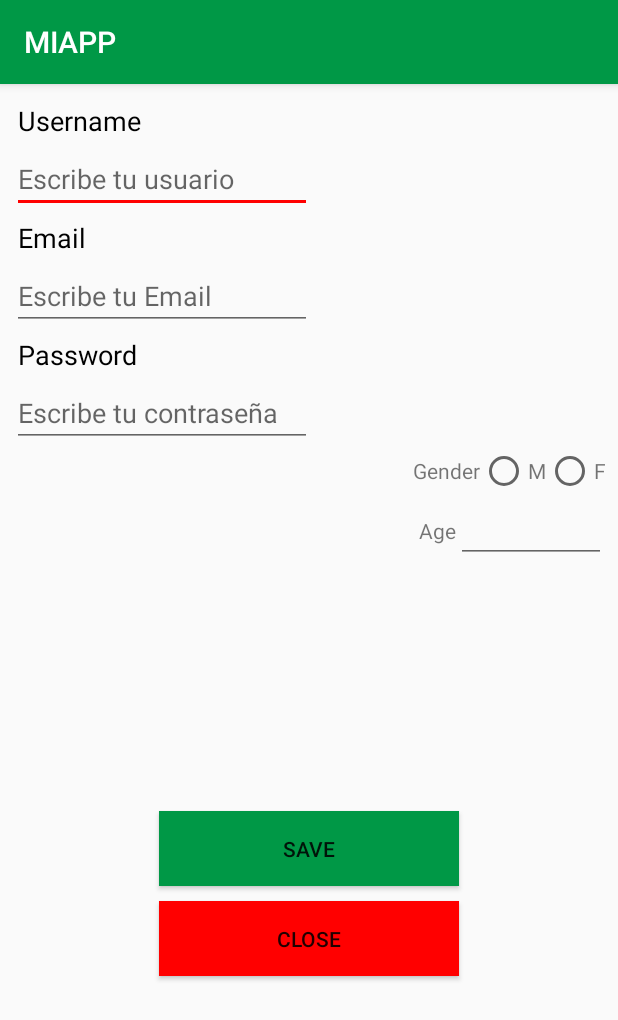
After one commit to AlvaroZar/Mi-Primera-App, an Android app: the ProfileActivity screen opened directly, with no data from a screen before it, on a phone screen of 412 x 824 dp. The commit adds this screen. Shown: the top 1020 px of the screen. Run offline under Robolectric (Android 15) with nearby library versions, the phone set to English and light mode, and no system bars.

Commit message:
Mi Primera App EJR2

```diff
--- a/MiPrimeraApp/app/src/main/AndroidManifest.xml
+++ b/MiPrimeraApp/app/src/main/AndroidManifest.xml
@@ -16,6 +16,8 @@
                 <category android:name="android.intent.category.LAUNCHER" />
             </intent-filter>
         </activity>
+        <activity android:name=".SecondActivity"></activity>
+        <activity android:name=".ProfileActivity"></activity>
     </application>
 
 </manifest>
--- /dev/null
+++ b/MiPrimeraApp/app/src/main/java/miprimeraap/andriod/teaching/com/miprimeraapp/ProfileActivity.java
@@ -0,0 +1,17 @@
+package miprimeraap.andriod.teaching.com.miprimeraapp;
+
+import android.app.Application;
+import android.os.Bundle;
+import android.support.v7.app.AppCompatActivity;
+import android.widget.EditText;
+
+public class ProfileActivity  extends AppCompatActivity{
+    @Override
+    protected void onCreate(Bundle savedInstanceState){
+        super.onCreate(savedInstanceState);
+        setContentView(R.layout.activity_profile);
+        EditText usernameEdidtex= findViewById(R.id.username);
+        usernameEdidtex.getText().toString();
+    }
+
+}
--- /dev/null
+++ b/MiPrimeraApp/app/src/main/res/layout/activity_profile.xml
@@ -0,0 +1,125 @@
+<?xml version="1.0" encoding="utf-8"?>
+<LinearLayout xmlns:android="http://schemas.android.com/apk/res/android"
+    android:layout_width="match_parent"
+    android:layout_height="match_parent"
+    android:orientation="vertical"
+    android:padding="8dp"
+    >
+
+    <TextView
+        android:layout_width="wrap_content"
+        android:layout_height="wrap_content"
+        android:text="@string/username"
+        android:textSize="18sp"
+        android:padding="4dp"
+        android:textColor="@color/color"
+
+
+        />
+    <EditText
+        android:id="@+id/username"
+        android:layout_width="200dp"
+        android:layout_height="wrap_content"
+        android:inputType="text"
+        android:hint="@string/ponerusuario"
+        />
+    <TextView
+        android:layout_width="wrap_content"
+        android:layout_height="wrap_content"
+        android:text="@string/email"
+        android:textSize="18sp"
+        android:padding="4dp"
+        android:textColor="@color/color"
+
+
+        />
+    <EditText
+        android:layout_width="200dp"
+        android:layout_height="wrap_content"
+        android:inputType="textEmailAddress"
+        android:hint="@string/poneremail"
+        />
+
+
+    <TextView
+        android:layout_width="wrap_content"
+        android:layout_height="wrap_content"
+        android:text="@string/password"
+        android:textSize="18sp"
+        android:padding="4dp"
+        android:textColor="@color/color"
+
+        />
+    <EditText
+        android:layout_width="200dp"
+        android:layout_height="wrap_content"
+        android:inputType="textPassword"
+        android:hint="@string/ponercontraseña"
+        />
+
+      <RadioGroup
+        android:layout_width="wrap_content"
+        android:layout_height="wrap_content"
+          android:layout_gravity="end"
+          android:orientation="horizontal"
+          >
+          <TextView
+              android:layout_width="wrap_content"
+              android:layout_height="wrap_content"
+              android:text="Gender"/>
+      <RadioButton
+        android:layout_width="wrap_content"
+        android:layout_height="wrap_content"
+          />
+          <TextView
+              android:layout_width="wrap_content"
+              android:layout_height="wrap_content"
+              android:text="M"/>
+      <RadioButton
+        android:layout_width="wrap_content"
+        android:layout_height="wrap_content" />
+          <TextView
+              android:layout_width="wrap_content"
+              android:layout_height="wrap_content"
+              android:text="F"/>
+      </RadioGroup>
+    <LinearLayout
+        android:layout_width="wrap_content"
+        android:layout_height="wrap_content"
+        android:orientation="horizontal"
+        android:layout_gravity="end"
+        >
+        <TextView
+            android:layout_width="wrap_content"
+            android:layout_height="wrap_content"
+            android:text="Age"
+            />
+        <EditText
+            android:layout_width="100dp"
+            android:layout_height="wrap_content" />
+
+    </LinearLayout>
+
+    <LinearLayout
+        android:layout_width="match_parent"
+        android:layout_height="match_parent"
+        android:gravity="center"
+        android:orientation="vertical"
+        >
+        <Button
+            android:layout_width="200dp"
+            android:layout_height="50dp"
+            android:background="@color/colorPrimary"
+            android:text="Save"
+            android:layout_marginBottom="10dp"
+            />
+        <Button
+            android:layout_width="200dp"
+            android:layout_height="50dp"
+            android:background="@color/color2"
+            android:text="Close"
+            />
+
+    </LinearLayout>
+
+</LinearLayout>
--- a/MiPrimeraApp/app/src/main/res/values/colors.xml
+++ b/MiPrimeraApp/app/src/main/res/values/colors.xml
@@ -2,6 +2,6 @@
 <resources>
     <color name="colorPrimary"> #009846</color>
     <color name="colorPrimaryDark"> #009999</color>
-    <color name="colorAccent">#FF4081</color>
-    <color name="color">#FFFF00</color>
+    <color name="color2">#FF00</color>
+    <color name="color">#000000</color>
 </resources>
--- a/MiPrimeraApp/app/src/main/res/values/strings.xml
+++ b/MiPrimeraApp/app/src/main/res/values/strings.xml
@@ -1,3 +1,11 @@
 <resources>
     <string name="app_name">MIAPP</string>
+
+   <string name="username">Username</string>
+    <string name="email">Email</string>
+    <string name="password">Password</string>
+    <string name="ponercontraseña">Escribe tu contraseña</string>
+    <string name="ponerusuario">Escribe tu usuario</string>
+    <string name="poneremail">Escribe tu Email</string>
+
 </resources>
--- a/MiPrimeraApp/app/src/main/res/values/styles.xml
+++ b/MiPrimeraApp/app/src/main/res/values/styles.xml
@@ -5,7 +5,9 @@
         <!-- Customize your theme here. -->
         <item name="colorPrimary">@color/colorPrimary</item>
         <item name="colorPrimaryDark">@color/colorPrimaryDark</item>
-        <item name="colorAccent">@color/colorAccent</item>
+        <item name="colorAccent">@color/color2</item>
+        <item name="color">@color/color</item>
+
     </style>
 
 </resources>
```
Also changed, not shown: MiPrimeraApp/app/src/main/java/miprimeraap/andriod/teaching/com/miprimeraapp/MainActivity.java (+56 -0 lines), MiPrimeraApp/app/src/main/java/miprimeraap/andriod/teaching/com/miprimeraapp/SecondActivity.java (added, +22 -0 lines), MiPrimeraApp/app/src/main/res/layout/activity_main.xml (+47 -10 lines), MiPrimeraApp/app/src/main/res/layout/activity_second.xml (added, +9 -0 lines), MiPrimeraApp/app/src/main/res/mipmap-hdpi/chrome.png (added), MiPrimeraApp/app/src/main/res/mipmap-mdpi/chrome.png (added), MiPrimeraApp/app/src/main/res/mipmap-xhdpi/chrome.png (added), MiPrimeraApp/app/src/main/res/mipmap-xxhdpi/chrome.png (added), MiPrimeraApp/app/src/main/res/mipmap-xxxhdpi/chrome.png (added).
